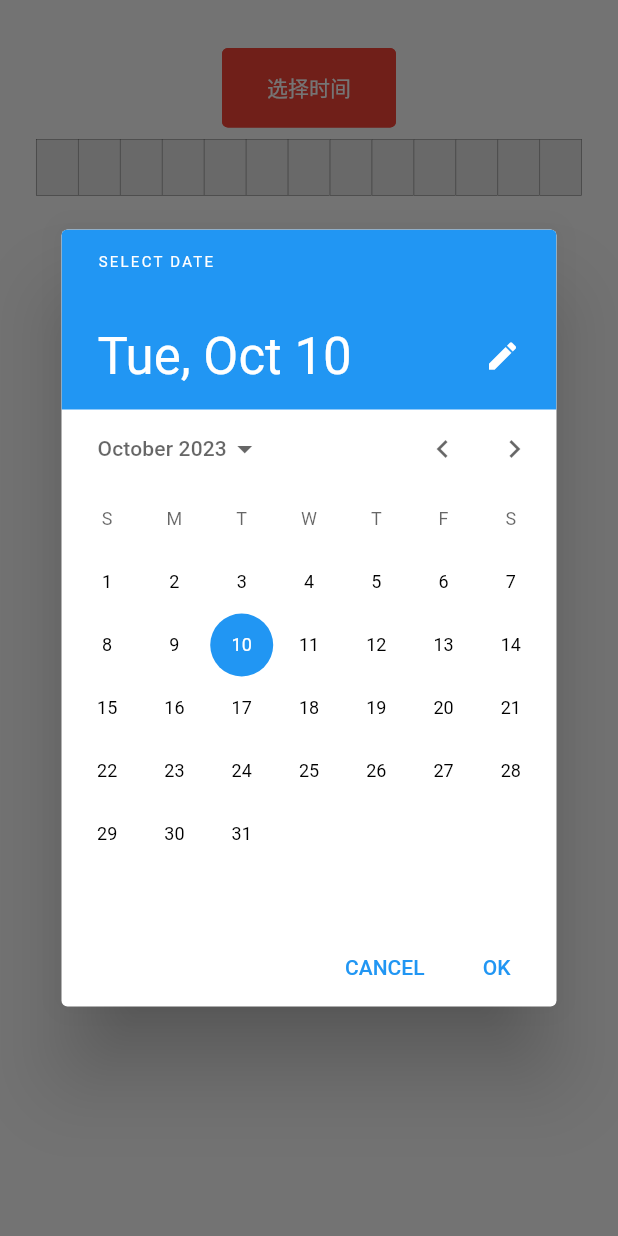
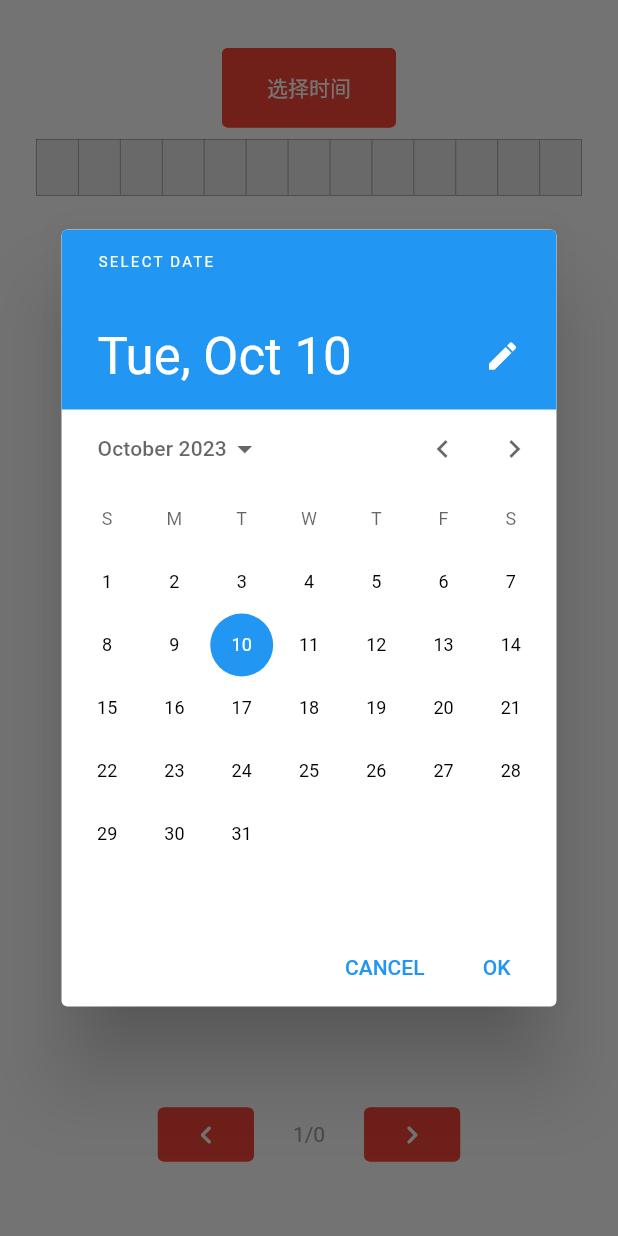
Before and after one commit to demo06/hcms, a Flutter app: the RecordPage widget shown alone on an empty page, opened directly, after a tap on "选择时间", on a phone screen of 412 x 824 dp. Run offline on Flutter 3.47's test engine with Material 2 defaults, Android fonts, the phone set to English and light mode, and no system bars; our stand-ins replace get, shared_preferences, sqflite_common_ffi; missing offline and left inert: hovering, window_manager; accounts and stored records are empty; statements that could not run were skipped.

Commit message:
增加底部民航

```diff
--- a/lib/dao/record_dao.dart
+++ b/lib/dao/record_dao.dart
@@ -26,7 +26,9 @@ class RecordDao {
           data.remark
         ]));
   }
-
+  Future<List<Map<String, dynamic>>> count() async {
+    return await db.rawQuery("SELECT COUNT(*) FROM Record;");
+  }
   Future<List<Map<String, dynamic>>> queryAll() async {
     return await db.rawQuery("SELECT * "
         "FROM Record ORDER BY id DESC");
--- a/lib/page/record/record_logic.dart
+++ b/lib/page/record/record_logic.dart
@@ -12,11 +12,12 @@ class RecordLogic extends GetxController {
     super.onInit();
   }
 
-  void initData(RoomRecord record) {
+  void initData(RoomRecord record) async {
     state.record = record;
     state.priceController.text = record.price.toString();
     state.realIncomeController.text = record.realPayAmount.toString();
     state.remarkController.text = record.remark.toString();
+    state.count = await queryAllCount();
   }
 
   void addRemarkInputListener() {
@@ -90,6 +91,12 @@ class RecordLogic extends GetxController {
     update();
   }
 
+  Future<int> queryAllCount() async {
+    var list = await state.recordDao.count();
+    print(list.length);
+    return list.length;
+  }
+
   void delRecord(int id) async {
     await state.recordDao.delete(id);
     refreshList();
--- a/lib/page/record/record_state.dart
+++ b/lib/page/record/record_state.dart
@@ -23,6 +23,8 @@ class RecordState {
   late RecordDao recordDao = DB.instance.recordDao;
 
   var lastInput = "";
+  var count = 0;
+  var index = 1;
 
   RecordState() {
     priceController = TextEditingController();
--- a/lib/page/record/record_view.dart
+++ b/lib/page/record/record_view.dart
@@ -71,6 +71,42 @@ class _RecordPageState extends State<RecordPage> {
                       return _row(state.recordList[index]);
                     }),
               ),
+              Padding(
+                padding: const EdgeInsets.only(top: 18.0),
+                child: Row(
+                  mainAxisAlignment: MainAxisAlignment.center,
+                  children: [
+                    OutlinedButton(
+                      onPressed: () {},
+                      style: OutlinedButton.styleFrom(
+                        shape: RoundedRectangleBorder(borderRadius: BorderRadius.circular(4)),
+                        side: const BorderSide(color: Colors.red),
+                        backgroundColor: Colors.red,
+                      ),
+                      child: const Icon(
+                        Icons.navigate_before_rounded,
+                        color: Colors.white,
+                      ),
+                    ),
+                    Padding(
+                      padding: const EdgeInsets.only(left: 26, right: 26),
+                      child: Text("${state.index}/${state.count}", style: const TextStyle(color: Colors.grey)),
+                    ),
+                    OutlinedButton(
+                      onPressed: () {},
+                      style: OutlinedButton.styleFrom(
+                        shape: RoundedRectangleBorder(borderRadius: BorderRadius.circular(4)),
+                        side: const BorderSide(color: Colors.red),
+                        backgroundColor: Colors.red,
+                      ),
+                      child: const Icon(
+                        Icons.navigate_next_rounded,
+                        color: Colors.white,
+                      ),
+                    ),
+                  ],
+                ),
+              )
             ],
           ),
         );
```
